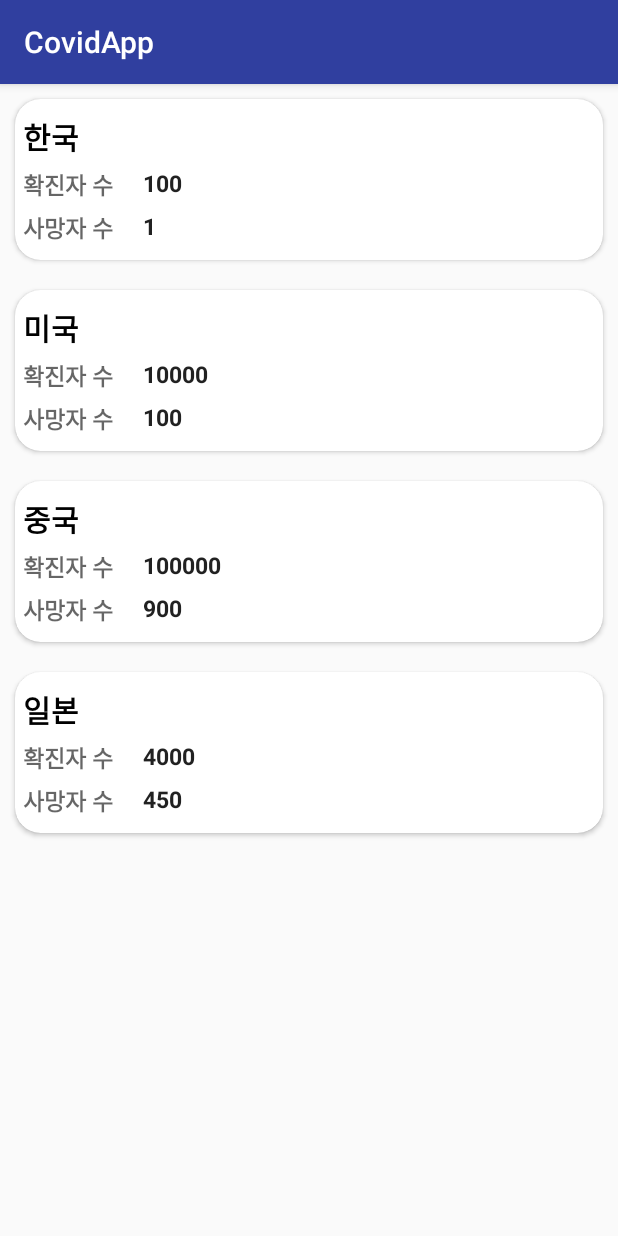
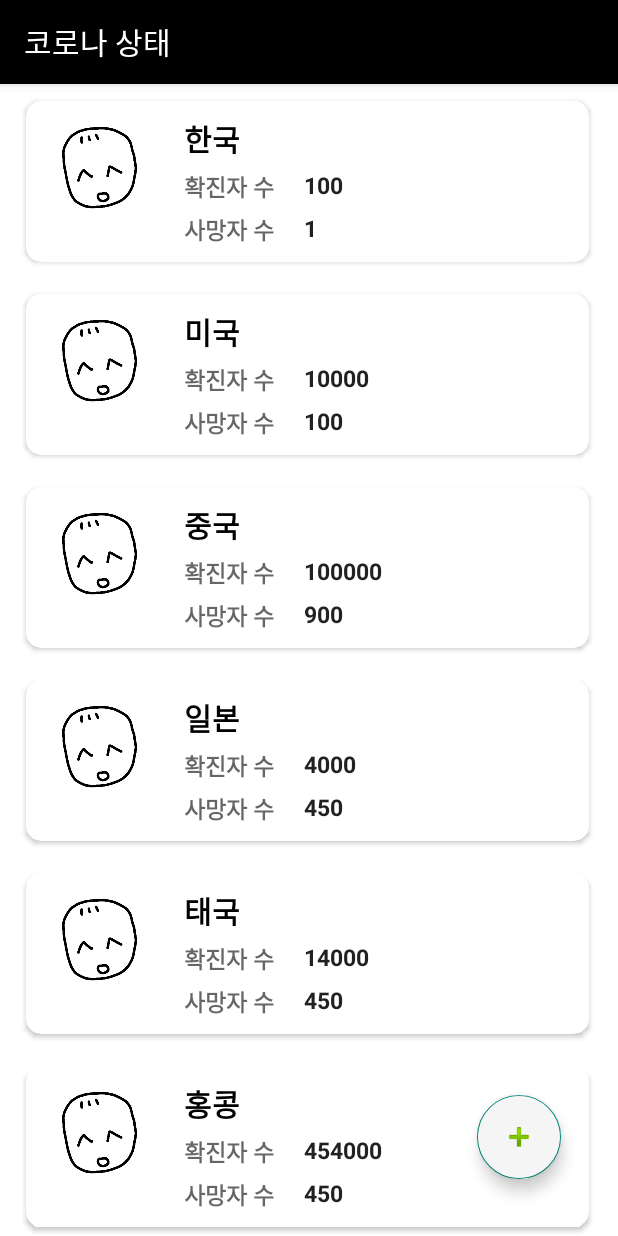
Before and after one commit to ZzangWoo/CovidApp, an Android app: the screen it shows after launch (MainActivity), on a phone screen of 412 x 824 dp. Run offline under Robolectric (Android 15) with nearby library versions, the phone set to English and light mode, and no system bars.

Commit message:
나라 추가 다이얼로그 추가

```diff
--- a/app/build.gradle
+++ b/app/build.gradle
@@ -30,6 +30,7 @@ dependencies {
     implementation 'androidx.core:core-ktx:1.3.2'
     implementation 'androidx.appcompat:appcompat:1.2.0'
     implementation 'androidx.constraintlayout:constraintlayout:2.0.4'
+    implementation 'com.google.android.material:material:1.2.1'
     testImplementation 'junit:junit:4.12'
     androidTestImplementation 'androidx.test.ext:junit:1.1.2'
     androidTestImplementation 'androidx.test.espresso:espresso-core:3.3.0'
--- a/app/src/main/java/com/example/covidapp/Adapter/ListAdapter.kt
+++ b/app/src/main/java/com/example/covidapp/Adapter/ListAdapter.kt
@@ -1,10 +1,12 @@
 package com.example.covidapp.Adapter
 
 import android.content.Context
+import android.graphics.BitmapFactory
 import android.view.LayoutInflater
 import android.view.View
 import android.view.ViewGroup
 import android.widget.BaseAdapter
+import android.widget.ImageView
 import android.widget.TextView
 import android.widget.Toast
 import androidx.cardview.widget.CardView
@@ -29,6 +31,8 @@ class ListAdapter (val context: Context, val covidInfoList: ArrayList<CovidInfo>
         holder.confirmedCount.text = covidInfoList[position].confirmedCount.toString()
         holder.deathCount.text = covidInfoList[position].deathCount.toString()
 
+        holder.statusImageView.setImageResource(R.drawable.happy)
+
         holder.cardView.setOnClickListener {
             var toast = Toast.makeText(context, holder.countryName.text, Toast.LENGTH_SHORT)
             toast.show()
@@ -40,6 +44,7 @@ class ListAdapter (val context: Context, val covidInfoList: ArrayList<CovidInfo>
         val confirmedCount = itemView.findViewById<TextView>(R.id.confirmedCountTextView)
         val deathCount = itemView.findViewById<TextView>(R.id.deathCountTextView)
         val cardView = itemView.findViewById<CardView>(R.id.cardView)
+        val statusImageView = itemView.findViewById<ImageView>(R.id.statusImageView)
     }
 
 }
--- a/app/src/main/java/com/example/covidapp/MainActivity.kt
+++ b/app/src/main/java/com/example/covidapp/MainActivity.kt
@@ -3,9 +3,11 @@ package com.example.covidapp
 import androidx.appcompat.app.AppCompatActivity
 import android.os.Bundle
 import android.view.View
+import android.widget.Toast
 import androidx.recyclerview.widget.LinearLayoutManager
 import androidx.viewpager.widget.PagerAdapter
 import com.example.covidapp.Adapter.ListAdapter
+import com.example.covidapp.Dialog.AddDialog
 import com.example.covidapp.Entity.CovidInfo
 import kotlinx.android.synthetic.main.activity_main.*
 import kotlinx.android.synthetic.main.list_item.*
@@ -16,16 +18,34 @@ class MainActivity : AppCompatActivity() {
         super.onCreate(savedInstanceState)
         setContentView(R.layout.activity_main)
 
+        testInitalize()
+
+        addFloatingActionButton.setOnClickListener {
+            var toast = Toast.makeText(this, "Test", Toast.LENGTH_SHORT)
+            toast.show()
+
+            val dlg = AddDialog(this)
+            dlg.start("추가할 나라를 선택해주세요.")
+        }
+    }
+
+    private fun testInitalize() {
         var covidInfo1: CovidInfo = CovidInfo("한국", 100, 1)
         var covidInfo2: CovidInfo = CovidInfo("미국", 10000, 100)
         var covidInfo3: CovidInfo = CovidInfo("중국", 100000, 900)
         var covidInfo4: CovidInfo = CovidInfo("일본", 4000, 450)
+        var covidInfo5: CovidInfo = CovidInfo("태국", 14000, 450)
+        var covidInfo6: CovidInfo = CovidInfo("홍콩", 454000, 450)
+        var covidInfo7: CovidInfo = CovidInfo("호주", 444000, 450)
 
         var covidInfoList: ArrayList<CovidInfo> = arrayListOf()
         covidInfoList.add(covidInfo1)
         covidInfoList.add(covidInfo2)
         covidInfoList.add(covidInfo3)
         covidInfoList.add(covidInfo4)
+        covidInfoList.add(covidInfo5)
+        covidInfoList.add(covidInfo6)
+        covidInfoList.add(covidInfo7)
 
         recyclerView.layoutManager = LinearLayoutManager(this, LinearLayoutManager.VERTICAL, false)
         val adapter = ListAdapter(this, covidInfoList)
--- a/app/src/main/res/layout/activity_main.xml
+++ b/app/src/main/res/layout/activity_main.xml
@@ -5,7 +5,8 @@
     xmlns:app="http://schemas.android.com/apk/res-auto"
     android:layout_width="match_parent"
     android:layout_height="match_parent"
-    tools:context=".MainActivity">
+    tools:context=".MainActivity"
+    android:background="@color/mainBackground">
 
     <androidx.recyclerview.widget.RecyclerView
         android:id="@+id/recyclerView"
@@ -16,4 +17,16 @@
         app:layout_constraintStart_toStartOf="parent"
         app:layout_constraintTop_toTopOf="parent" />
 
+    <com.google.android.material.floatingactionbutton.FloatingActionButton
+        android:id="@+id/addFloatingActionButton"
+        android:layout_width="wrap_content"
+        android:layout_height="wrap_content"
+        android:layout_marginEnd="38dp"
+        android:layout_marginBottom="38dp"
+        android:backgroundTint="@color/floatingActionButtonBackgound"
+        android:clickable="true"
+        app:layout_constraintBottom_toBottomOf="@+id/recyclerView"
+        app:layout_constraintEnd_toEndOf="parent"
+        app:srcCompat="@android:drawable/ic_input_add" />
+
 </androidx.constraintlayout.widget.ConstraintLayout>
--- a/app/src/main/res/layout/list_item.xml
+++ b/app/src/main/res/layout/list_item.xml
@@ -14,13 +14,27 @@
         android:layout_marginStart="18.3dp"
         android:layout_marginEnd="18.7dp"
         android:layout_marginTop="11dp"
-        card_view:cardCornerRadius="17dp"
-        android:layout_margin="10dp"
-        android:background="#F8BBD0">
+        card_view:cardCornerRadius="10dp"
+        android:layout_marginBottom="10dp"
+        android:layout_marginLeft="10dp"
+        android:layout_marginRight="10dp"
+        card_view:cardBackgroundColor="@color/cardBackground"
+        >
 
         <RelativeLayout
             android:layout_width="match_parent"
             android:layout_height="wrap_content">
+
+            <ImageView
+                android:id="@+id/statusImageView"
+                android:layout_width="90dp"
+                android:layout_height="90dp"
+                android:padding="5dp"/>
+
+            <RelativeLayout
+                android:layout_width="wrap_content"
+                android:layout_height="wrap_content"
+                android:layout_toRightOf="@+id/statusImageView">
 
                 <TextView
                     android:id="@+id/countryNameTextView"
@@ -29,7 +43,7 @@
                     android:hint="나라이름"
                     android:textSize="20sp"
                     android:paddingTop="10dp"
-                android:paddingLeft="5dp"
+                    android:paddingLeft="15dp"
                     style="@style/ListItemText"/>
 
                 <LinearLayout
@@ -37,7 +51,7 @@
                     android:layout_height="wrap_content"
                     android:layout_below="@+id/countryNameTextView"
                     android:paddingTop="5dp"
-                android:paddingLeft="5dp"
+                    android:paddingLeft="15dp"
                     android:orientation="vertical">
 
                     <LinearLayout
@@ -95,6 +109,10 @@
             </RelativeLayout>
 
 
+
+        </RelativeLayout>
+
+
     </androidx.cardview.widget.CardView>
 
 </LinearLayout>
--- a/app/src/main/res/values/colors.xml
+++ b/app/src/main/res/values/colors.xml
@@ -11,6 +11,13 @@
 
     <color name="mainColor">#F5A4A2</color>
 
+    <!-- Background Color -->
+    <color name="toppestBackground">@android:color/black</color>
+    <color name="titleBarBackground">@android:color/black</color>
+    <color name="mainBackground">#FFFFFF</color>
+    <color name="cardBackground">#FFFFFF</color>
+    <color name="floatingActionButtonBackgound">#F5F5F5</color>
+
     <color name="listItemText">#000000</color>
     <color name="listItemCountText">#212121</color>
 </resources>
--- a/app/src/main/res/values/strings.xml
+++ b/app/src/main/res/values/strings.xml
@@ -1,3 +1,5 @@
 <resources>
-    <string name="app_name">CovidApp</string>
+    <string name="app_name">코로나 상태</string>
+
+
 </resources>
--- a/app/src/main/res/values/styles.xml
+++ b/app/src/main/res/values/styles.xml
@@ -3,8 +3,8 @@
 
     <style name="AppTheme" parent="Theme.AppCompat.Light.DarkActionBar">
         <!-- Customize your theme here. -->
-        <item name="colorPrimary">@color/colorPrimary</item>
-        <item name="colorPrimaryDark">@color/colorPrimaryDark</item>
+        <item name="colorPrimary">@color/titleBarBackground</item>
+        <item name="colorPrimaryDark">@color/toppestBackground</item>
     </style>
 
     <style name="ListItemText">
```
Also changed, not shown: app/src/main/java/com/example/covidapp/Dialog/AddDialog.kt (added, +48 -0 lines), app/src/main/res/layout/add_dialog.xml (added, +47 -0 lines), app/src/main/res/values/array.xml (added, +203 -0 lines), app/src/main/res/drawable-v24/happy.png (added), app/src/main/res/drawable-v24/sad.png (added). Lines whose indentation alone changed are shown as unchanged.
